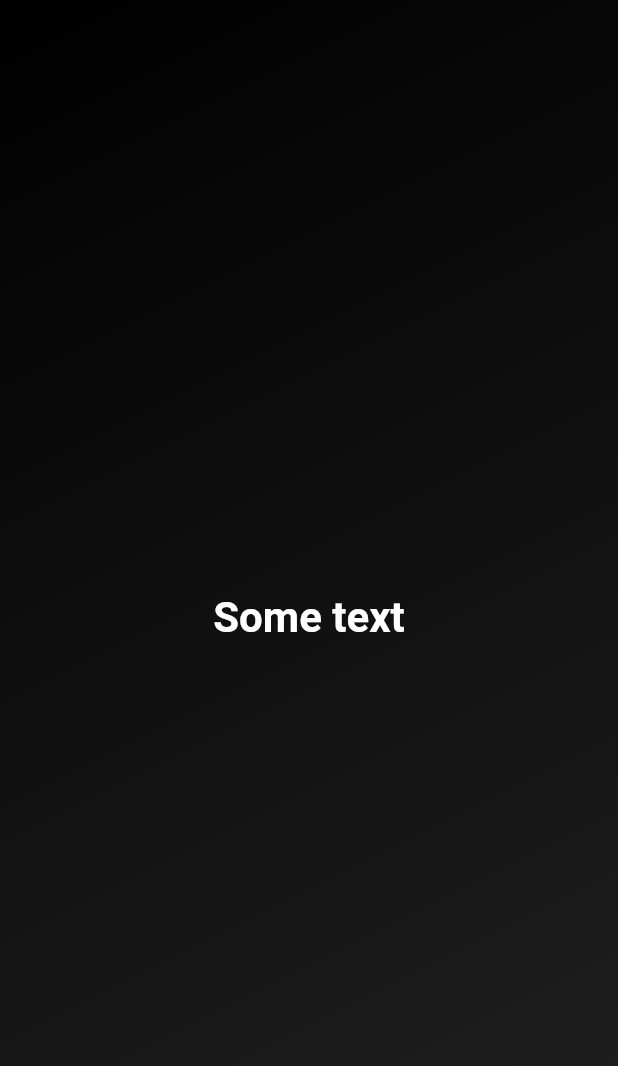
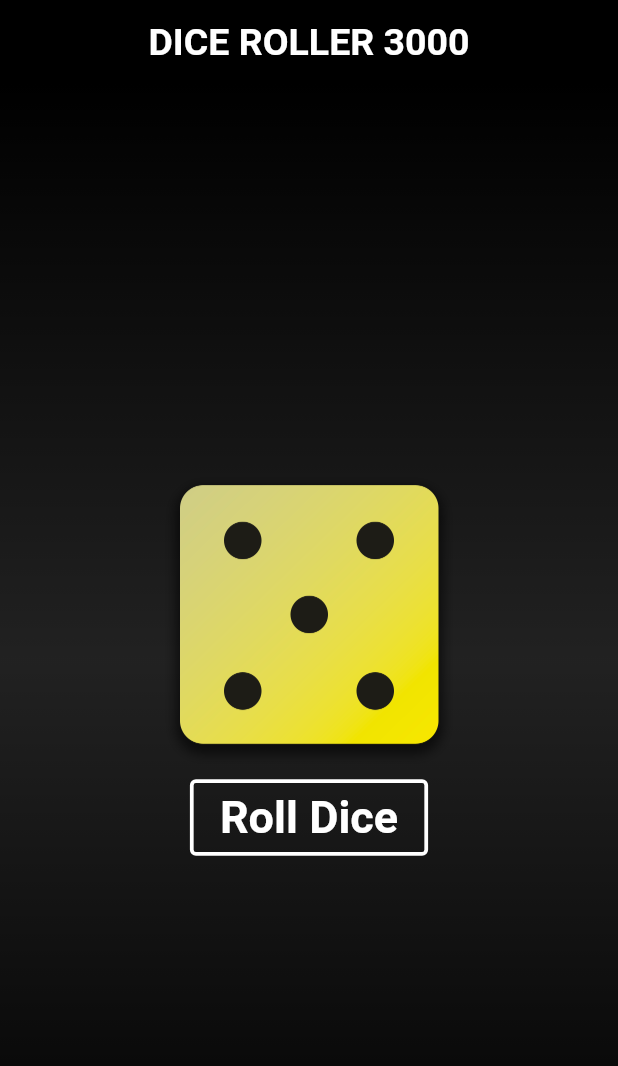
Before and after one commit to maingroon/flutter-complete-course-exercises, a Flutter app: the screen it shows after launch, on a phone screen of 412 x 824 dp. Shown: the top 1066 px of the screen. Run offline on Flutter 3.47's test engine with Material 2 defaults, Android fonts, the phone set to English and light mode, and no system bars.

Commit message:
Basic part complete (dice roller 3000)

```diff
--- /dev/null
+++ b/basics/lib/basic_gradient_container.dart
@@ -0,0 +1,31 @@
+import 'package:basics/dice_roller.dart';
+import 'package:flutter/material.dart';
+
+class BasicGradientContainer extends StatelessWidget {
+  const BasicGradientContainer(this.colors, {super.key});
+
+  BasicGradientContainer.dark({super.key})
+      : colors = [
+          Colors.black,
+          Colors.black87,
+          Colors.black,
+        ];
+
+  final List<Color> colors;
+
+  @override
+  Widget build(BuildContext context) {
+    return Container(
+      decoration: BoxDecoration(
+        gradient: LinearGradient(
+          colors: colors,
+          begin: Alignment.topCenter,
+          end: Alignment.bottomCenter,
+        ),
+      ),
+      child: const Center(
+        child: DiceRoller(),
+      ),
+    );
+  }
+}
--- /dev/null
+++ b/basics/lib/basic_styled_text.dart
@@ -0,0 +1,24 @@
+import 'package:flutter/material.dart';
+
+class BasicStyledText extends StatelessWidget {
+  const BasicStyledText(
+    this.text, {
+    this.fontSize = 30,
+    super.key,
+  });
+
+  final String text;
+  final double fontSize;
+
+  @override
+  Widget build(BuildContext context) {
+    return Text(
+      text,
+      style: TextStyle(
+        color: Colors.white,
+        fontSize: fontSize,
+        fontWeight: FontWeight.bold,
+      ),
+    );
+  }
+}
--- /dev/null
+++ b/basics/lib/dice_roller.dart
@@ -0,0 +1,56 @@
+import 'dart:math';
+
+import 'package:basics/basic_styled_text.dart';
+import 'package:flutter/material.dart';
+
+class DiceRoller extends StatefulWidget {
+  const DiceRoller({super.key});
+
+  @override
+  State<DiceRoller> createState() {
+    return _DiceRollerState();
+  }
+}
+
+class _DiceRollerState extends State<DiceRoller> {
+  static final randomizer = Random();
+  static int _getRandomDiceNumber() {
+    return randomizer.nextInt(6) + 1;
+  }
+
+  int currentDiceRoll = _getRandomDiceNumber();
+
+  void rollDice() {
+    setState(() {
+      currentDiceRoll = _getRandomDiceNumber();
+    });
+  }
+
+  @override
+  Widget build(BuildContext context) {
+    return Column(
+      mainAxisSize: MainAxisSize.min,
+      children: [
+        Image.asset(
+          'assets/images/dice-$currentDiceRoll.png',
+          width: 200,
+        ),
+        const SizedBox(
+          height: 10,
+        ),
+        OutlinedButton(
+          onPressed: rollDice,
+          style: OutlinedButton.styleFrom(
+            padding: const EdgeInsets.fromLTRB(20, 8, 20, 8),
+            side: const BorderSide(
+              width: 2.5,
+              color: Colors.white,
+            ),
+            foregroundColor: Colors.white,
+          ),
+          child: const BasicStyledText('Roll Dice'),
+        )
+      ],
+    );
+  }
+}
--- a/basics/lib/main.dart
+++ b/basics/lib/main.dart
@@ -1,31 +1,21 @@
+import 'package:basics/basic_styled_text.dart';
 import 'package:flutter/material.dart';
+
+import 'package:basics/basic_gradient_container.dart';
 
 void main() {
   runApp(
     MaterialApp(
       home: Scaffold(
-        body: Container(
-          decoration: const BoxDecoration(
-            gradient: LinearGradient(
-              colors: [
-                Colors.black,
-                Colors.black87,
-              ],
-              begin: Alignment.topLeft,
-              end: Alignment.bottomRight,
-            ),
+        appBar: AppBar(
+          title: const BasicStyledText(
+            'DICE ROLLER 3000',
+            fontSize: 25,
           ),
-          child: const Center(
-            child: Text(
-              'Some text',
-              style: TextStyle(
-                color: Colors.white,
-                fontSize: 28,
-                fontWeight: FontWeight.bold,
-              ),
-            ),
-          ),
+          backgroundColor: Colors.black,
+          centerTitle: true,
         ),
+        body: BasicGradientContainer.dark(),
       ),
     ),
   );
```
Also changed, not shown: basics/pubspec.yaml (+7 -3 lines), basics/assets/images/dice-1.png (added), basics/assets/images/dice-2.png (added), basics/assets/images/dice-3.png (added), basics/assets/images/dice-4.png (added), basics/assets/images/dice-5.png (added), basics/assets/images/dice-6.png (added).
